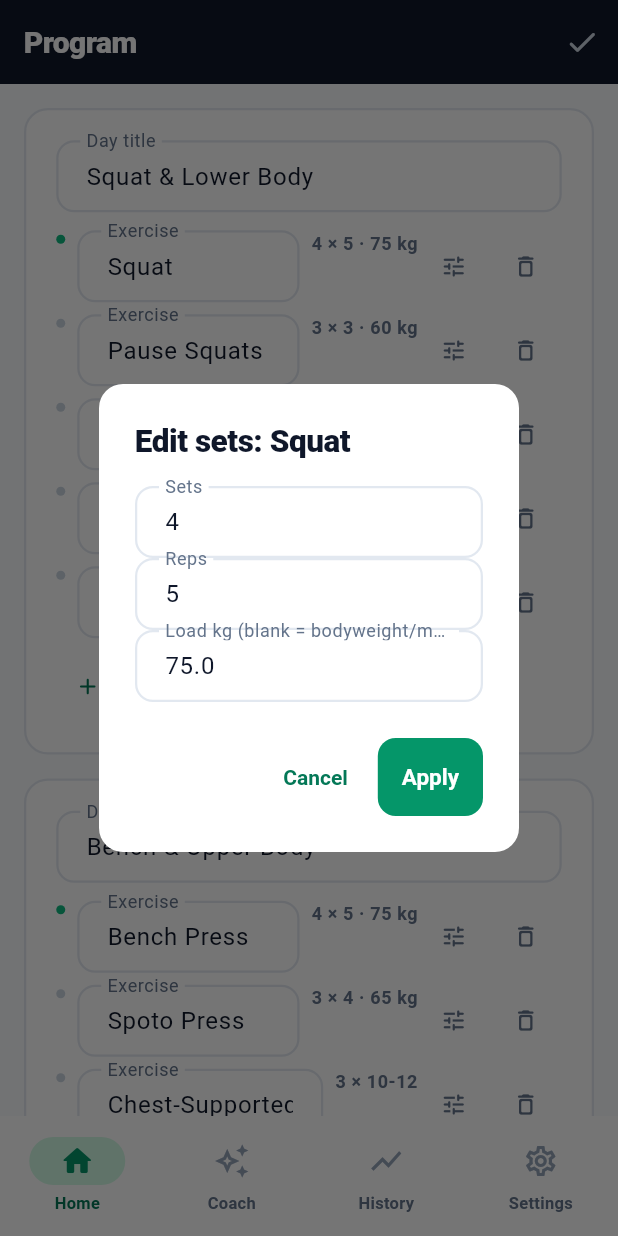
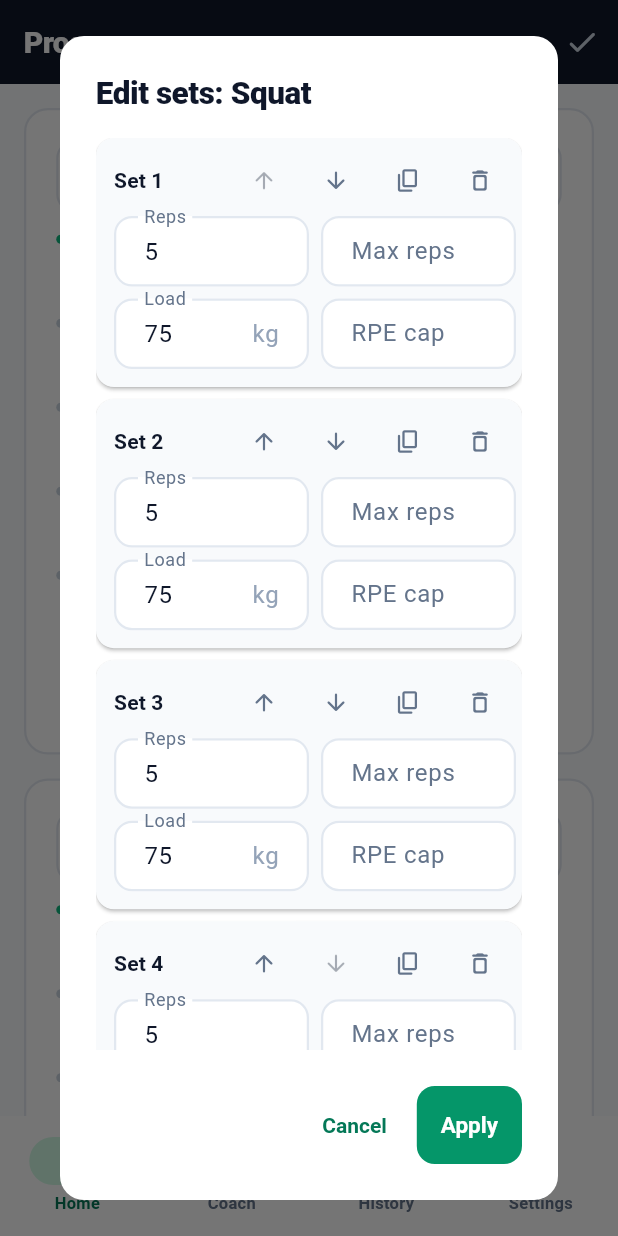
Before and after one commit to mariopp126/strongsense-ai, a Flutter app: the ProgramScreen screen opened by its route, after a tap on the "edit" icon, after a tap on the "tune" icon, on a phone screen of 412 x 824 dp. Run offline on Flutter 3.47's test engine with Material 3 defaults, Android fonts, the phone set to English and light mode, and no system bars; our stand-ins replace fl_chart, flutter_riverpod, go_router, sembast, sembast_web.

Commit message:
feat(program): per-set editor that preserves ranges and back-off loads (#1)

```diff
--- a/apps/strongsense/lib/features/program/program_screen.dart
+++ b/apps/strongsense/lib/features/program/program_screen.dart
@@ -8,6 +8,7 @@ import '../../core/widgets/ss_card.dart';
 import '../../core/widgets/ss_progress.dart';
 import '../../l10n/app_localizations.dart';
 import '../../state/providers.dart';
+import 'set_targets_dialog.dart';
 
 class ProgramScreen extends ConsumerStatefulWidget {
   const ProgramScreen({super.key});
@@ -251,71 +252,14 @@ class _ProgramScreenState extends ConsumerState<ProgramScreen> {
   }
 
   Future<void> _editSets(ProgramDay day, ProgramExercise exercise) async {
-    final controller = TextEditingController(
-      text: exercise.setTargets.length.toString(),
+    final settings = ref.read(settingsControllerProvider);
+    final newTargets = await showSetTargetsDialog(
+      context: context,
+      exerciseName: exercise.name,
+      targets: exercise.setTargets,
+      unit: settings.unit,
     );
-    final repsController = TextEditingController(
-      text: exercise.setTargets.isEmpty
-          ? '10'
-          : exercise.setTargets.first.reps.toString(),
-    );
-    final loadController = TextEditingController(
-      text:
-          exercise.setTargets.isEmpty ||
-              exercise.setTargets.first.loadKg == null
-          ? ''
-          : exercise.setTargets.first.loadKg.toString(),
-    );
-    final result = await showDialog<bool>(
-      context: context,
-      builder: (ctx) => AlertDialog(
-        title: Text('Edit sets: ${exercise.name}'),
-        content: Column(
-          mainAxisSize: MainAxisSize.min,
-          children: <Widget>[
-            TextField(
-              controller: controller,
-              decoration: const InputDecoration(labelText: 'Sets'),
-              keyboardType: TextInputType.number,
-            ),
-            TextField(
-              controller: repsController,
-              decoration: const InputDecoration(labelText: 'Reps'),
-              keyboardType: TextInputType.number,
-            ),
-            TextField(
-              controller: loadController,
-              decoration: const InputDecoration(
-                labelText: 'Load kg (blank = bodyweight/machine)',
-              ),
-              keyboardType: TextInputType.number,
-            ),
-          ],
-        ),
-        actions: <Widget>[
-          TextButton(
-            onPressed: () => Navigator.of(ctx).pop(false),
-            child: const Text('Cancel'),
-          ),
-          FilledButton(
-            onPressed: () => Navigator.of(ctx).pop(true),
-            child: const Text('Apply'),
-          ),
-        ],
-      ),
-    );
-    if (result != true) return;
-    final sets =
-        int.tryParse(controller.text.trim()) ?? exercise.setTargets.length;
-    final reps =
-        int.tryParse(repsController.text.trim()) ??
-        (exercise.setTargets.isEmpty ? 10 : exercise.setTargets.first.reps);
-    final loadText = loadController.text.trim();
-    final load = loadText.isEmpty ? null : double.tryParse(loadText);
-    final newTargets = List<SetTarget>.generate(
-      sets.clamp(1, 20),
-      (_) => SetTarget(reps: reps.clamp(1, 100), loadKg: load),
-    );
+    if (newTargets == null) return;
     final program = ref.read(programControllerProvider);
     final newDays = program.days
         .map((d) {
@@ -343,9 +287,18 @@ class _ProgramScreenState extends ConsumerState<ProgramScreen> {
       return '—';
     }
     final first = exercise.setTargets.first;
+    final uniform = exercise.setTargets.every(
+      (target) =>
+          target.reps == first.reps &&
+          target.repsMax == first.repsMax &&
+          target.loadKg == first.loadKg,
+    );
     final load = first.loadKg == null
         ? ''
         : ' · ${formatWeight(first.loadKg, unit)}';
+    if (!uniform) {
+      return '${exercise.setTargets.length} × …';
+    }
     return '${exercise.setTargets.length} × ${first.repsLabel}$load';
   }
 }
--- /dev/null
+++ b/apps/strongsense/lib/features/program/set_target_draft.dart
@@ -0,0 +1,126 @@
+import 'package:strongsense_core/strongsense_core.dart';
+
+import '../../core/utils/formatters.dart';
+
+/// A single set as typed by the user, before validation and conversion to a
+/// [SetTarget].
+///
+/// Load is entered in the user's display [unit] and stored back in kilograms.
+/// Blank optional fields mean `null`: a blank load is bodyweight/machine, a
+/// blank max reps is a fixed rep count and a blank RPE is "no cap".
+class SetTargetDraft {
+  SetTargetDraft({
+    required this.unit,
+    this.reps = '',
+    this.repsMax = '',
+    this.load = '',
+    this.rpe = '',
+  });
+
+  factory SetTargetDraft.fromTarget(SetTarget target, Unit unit) {
+    return SetTargetDraft(
+      unit: unit,
+      reps: target.reps.toString(),
+      repsMax: target.repsMax?.toString() ?? '',
+      load: target.loadKg == null ? '' : formatWeightValue(target.loadKg, unit),
+      rpe: _formatDecimal(target.rpeCap),
+    );
+  }
+
+  /// New-set defaults when the user adds a set.
+  factory SetTargetDraft.blank(Unit unit) =>
+      SetTargetDraft(unit: unit, reps: '8');
+
+  final Unit unit;
+
+  String reps;
+  String repsMax;
+  String load;
+  String rpe;
+
+  /// Field name to stable error code.
+  ///
+  /// Codes: `required`, `integer`, `decimal`, `range`, `repsMax`, `loadRange`,
+  /// `rpeRange`.
+  Map<String, String> validate() {
+    final errors = <String, String>{};
+
+    final repsValue = int.tryParse(reps.trim());
+    if (reps.trim().isEmpty) {
+      errors['reps'] = 'required';
+    } else if (repsValue == null) {
+      errors['reps'] = 'integer';
+    } else if (repsValue < 1 || repsValue > 100) {
+      errors['reps'] = 'range';
+    }
+
+    final repsMaxText = repsMax.trim();
+    if (repsMaxText.isNotEmpty) {
+      final repsMaxValue = int.tryParse(repsMaxText);
+      if (repsMaxValue == null) {
+        errors['repsMax'] = 'integer';
+      } else if (repsMaxValue > 100) {
+        errors['repsMax'] = 'range';
+      } else if (repsValue != null && repsMaxValue < repsValue) {
+        errors['repsMax'] = 'repsMax';
+      }
+    }
+
+    final loadText = load.trim();
+    if (loadText.isNotEmpty) {
+      final loadValue = _parseDecimal(loadText);
+      final loadKg = loadValue == null
+          ? null
+          : toCanonicalWeight(loadValue, unit);
+      if (loadValue == null) {
+        errors['load'] = 'decimal';
+      } else if (loadKg! < 0 || loadKg > 1000) {
+        errors['load'] = 'loadRange';
+      }
+    }
+
+    final rpeText = rpe.trim();
+    if (rpeText.isNotEmpty) {
+      final rpeValue = _parseDecimal(rpeText);
+      if (rpeValue == null) {
+        errors['rpe'] = 'decimal';
+      } else if (rpeValue < 1 || rpeValue > 10) {
+        errors['rpe'] = 'rpeRange';
+      }
+    }
+
+    return errors;
+  }
+
+  bool get isValid => validate().isEmpty;
+
+  /// Converts a validated draft into a [SetTarget] stored in kilograms.
+  SetTarget toTarget() {
+    final errors = validate();
+    if (errors.isNotEmpty) {
+      throw ArgumentError('Invalid set draft: $errors');
+    }
+    final loadText = load.trim();
+    final rpeText = rpe.trim();
+    return SetTarget(
+      reps: int.parse(reps.trim()),
+      repsMax: repsMax.trim().isEmpty ? null : int.parse(repsMax.trim()),
+      loadKg: loadText.isEmpty
+          ? null
+          : toCanonicalWeight(_parseDecimal(loadText)!, unit),
+      rpeCap: rpeText.isEmpty ? null : _parseDecimal(rpeText),
+    );
+  }
+
+  static String _formatDecimal(double? value) {
+    if (value == null) {
+      return '';
+    }
+    return value == value.roundToDouble()
+        ? value.toStringAsFixed(0)
+        : value.toStringAsFixed(1);
+  }
+
+  static double? _parseDecimal(String text) =>
+      double.tryParse(text.replaceAll(',', '.'));
+}
--- /dev/null
+++ b/apps/strongsense/lib/features/program/set_targets_dialog.dart
@@ -0,0 +1,388 @@
+import 'package:flutter/material.dart';
+import 'package:flutter/services.dart';
+import 'package:strongsense_core/strongsense_core.dart';
+
+import '../../l10n/app_localizations.dart';
+import 'set_target_draft.dart';
+
+/// Opens the per-set editor and returns the new set list, or `null` when the
+/// user cancels.
+Future<List<SetTarget>?> showSetTargetsDialog({
+  required BuildContext context,
+  required String exerciseName,
+  required List<SetTarget> targets,
+  required Unit unit,
+}) {
+  return showDialog<List<SetTarget>>(
+    context: context,
+    builder: (_) => SetTargetsDialog(
+      exerciseName: exerciseName,
+      targets: targets,
+      unit: unit,
+    ),
+  );
+}
+
+class SetTargetsDialog extends StatefulWidget {
+  const SetTargetsDialog({
+    super.key,
+    required this.exerciseName,
+    required this.targets,
+    required this.unit,
+  });
+
+  final String exerciseName;
+  final List<SetTarget> targets;
+  final Unit unit;
+
+  @override
+  State<SetTargetsDialog> createState() => _SetTargetsDialogState();
+}
+
+class _SetTargetsDialogState extends State<SetTargetsDialog> {
+  final List<_SetEntry> _entries = <_SetEntry>[];
+  final Map<int, Map<String, String>> _errors = <int, Map<String, String>>{};
+  int _nextId = 0;
+
+  @override
+  void initState() {
+    super.initState();
+    final source = widget.targets.isEmpty
+        ? const <SetTarget>[SetTarget(reps: 8)]
+        : widget.targets;
+    for (final target in source) {
+      _entries.add(_SetEntry.fromTarget(_nextId++, target, widget.unit));
+    }
+  }
+
+  @override
+  void dispose() {
+    for (final entry in _entries) {
+      entry.dispose();
+    }
+    super.dispose();
+  }
+
+  void _addSet() {
+    setState(() {
+      final last = _entries.isEmpty ? null : _entries.last;
+      _entries.add(
+        _SetEntry(
+          _nextId++,
+          widget.unit,
+          reps: last?._reps.text ?? '8',
+          repsMax: last?._repsMax.text ?? '',
+          load: last?._load.text ?? '',
+          rpe: last?._rpe.text ?? '',
+        ),
+      );
+    });
+  }
+
+  void _duplicate(int index) {
+    setState(() {
+      final source = _entries[index];
+      _entries.insert(
+        index + 1,
+        _SetEntry(
+          _nextId++,
+          widget.unit,
+          reps: source._reps.text,
+          repsMax: source._repsMax.text,
+          load: source._load.text,
+          rpe: source._rpe.text,
+        ),
+      );
+    });
+  }
+
+  void _remove(int index) {
+    if (_entries.length <= 1) {
+      return;
+    }
+    setState(() {
+      final removed = _entries.removeAt(index);
+      _errors.remove(removed.id);
+      removed.dispose();
+    });
+  }
+
+  void _move(int index, int delta) {
+    final target = index + delta;
+    if (target < 0 || target >= _entries.length) {
+      return;
+    }
+    setState(() {
+      final entry = _entries.removeAt(index);
+      _entries.insert(target, entry);
+    });
+  }
+
+  void _apply() {
+    final errors = <int, Map<String, String>>{};
+    final result = <SetTarget>[];
+    for (final entry in _entries) {
+      final draftErrors = entry.draft.validate();
+      if (draftErrors.isEmpty) {
+        result.add(entry.draft.toTarget());
+      } else {
+        errors[entry.id] = draftErrors;
+      }
+    }
+    if (errors.isNotEmpty) {
+      setState(() {
+        _errors
+          ..clear()
+          ..addAll(errors);
+      });
+      return;
+    }
+    Navigator.of(context).pop(result);
+  }
+
+  @override
+  Widget build(BuildContext context) {
+    final l10n = AppLocalizations.of(context);
+    final theme = Theme.of(context);
+    return AlertDialog(
+      title: Text(l10n.programEditSetsTitle(widget.exerciseName)),
+      content: SizedBox(
+        width: 520,
+        child: SingleChildScrollView(
+          child: Column(
+            mainAxisSize: MainAxisSize.min,
+            crossAxisAlignment: CrossAxisAlignment.stretch,
+            children: <Widget>[
+              for (var index = 0; index < _entries.length; index++)
+                _buildSetCard(context, l10n, theme, index),
+              Align(
+                alignment: Alignment.centerLeft,
+                child: TextButton.icon(
+                  onPressed: _addSet,
+                  icon: const Icon(Icons.add_rounded),
+                  label: Text(l10n.programAddSet),
+                ),
+              ),
+            ],
+          ),
+        ),
+      ),
+      actions: <Widget>[
+        TextButton(
+          onPressed: () => Navigator.of(context).pop(),
+          child: Text(l10n.cancel),
+        ),
+        FilledButton(onPressed: _apply, child: Text(l10n.programApply)),
+      ],
+    );
+  }
+
+  Widget _buildSetCard(
+    BuildContext context,
+    AppLocalizations l10n,
+    ThemeData theme,
+    int index,
+  ) {
+    final entry = _entries[index];
+    final errors = _errors[entry.id] ?? const <String, String>{};
+    return Card(
+      margin: const EdgeInsets.only(bottom: 8),
+      child: Padding(
+        padding: const EdgeInsets.fromLTRB(12, 4, 4, 12),
+        child: Column(
+          crossAxisAlignment: CrossAxisAlignment.stretch,
+          children: <Widget>[
+            Row(
+              children: <Widget>[
+                Text(
+                  '${l10n.programSet} ${index + 1}',
+                  style: theme.textTheme.titleSmall,
+                ),
+                const Spacer(),
+                IconButton(
+                  tooltip: l10n.programMoveUp,
+                  icon: const Icon(Icons.arrow_upward_rounded, size: 18),
+                  onPressed: index == 0 ? null : () => _move(index, -1),
+                ),
+                IconButton(
+                  tooltip: l10n.programMoveDown,
+                  icon: const Icon(Icons.arrow_downward_rounded, size: 18),
+                  onPressed: index == _entries.length - 1
+                      ? null
+                      : () => _move(index, 1),
+                ),
+                IconButton(
+                  tooltip: l10n.programDuplicateSet,
+                  icon: const Icon(Icons.copy_rounded, size: 18),
+                  onPressed: () => _duplicate(index),
+                ),
+                IconButton(
+                  tooltip: l10n.programRemoveSet,
+                  icon: const Icon(Icons.delete_outline_rounded, size: 18),
+                  onPressed: _entries.length <= 1 ? null : () => _remove(index),
+                ),
+              ],
+            ),
+            Row(
+              crossAxisAlignment: CrossAxisAlignment.start,
+              children: <Widget>[
+                Expanded(
+                  child: _numberField(
+                    controller: entry._reps,
+                    label: l10n.programReps,
+                    error: _errorText(l10n, errors['reps']),
+                    integer: true,
+                    fieldKey: ValueKey<String>('set-${entry.id}-reps'),
+                    onChanged: () => _clearError(entry.id),
+                  ),
+                ),
+                const SizedBox(width: 8),
+                Expanded(
+                  child: _numberField(
+                    controller: entry._repsMax,
+                    label: l10n.programRepsMax,
+                    error: _errorText(l10n, errors['repsMax']),
+                    integer: true,
+                    fieldKey: ValueKey<String>('set-${entry.id}-repsMax'),
+                    onChanged: () => _clearError(entry.id),
+                  ),
+                ),
+              ],
+            ),
+            const SizedBox(height: 8),
+            Row(
+              crossAxisAlignment: CrossAxisAlignment.start,
+              children: <Widget>[
+                Expanded(
+                  child: _numberField(
+                    controller: entry._load,
+                    label: l10n.programLoad,
+                    error: _errorText(l10n, errors['load']),
+                    suffix: widget.unit.wire,
+                    fieldKey: ValueKey<String>('set-${entry.id}-load'),
+                    onChanged: () => _clearError(entry.id),
+                  ),
+                ),
+                const SizedBox(width: 8),
+                Expanded(
+                  child: _numberField(
+                    controller: entry._rpe,
+                    label: l10n.programRpe,
+                    error: _errorText(l10n, errors['rpe']),
+                    fieldKey: ValueKey<String>('set-${entry.id}-rpe'),
+                    onChanged: () => _clearError(entry.id),
+                  ),
+                ),
+              ],
+            ),
+          ],
+        ),
+      ),
+    );
+  }
+
+  void _clearError(int entryId) {
+    if (_errors.containsKey(entryId)) {
+      setState(() => _errors.remove(entryId));
+    }
+  }
+
+  Widget _numberField({
+    required TextEditingController controller,
+    required String label,
+    required String? error,
+    required VoidCallback onChanged,
+    Key? fieldKey,
+    bool integer = false,
+    String? suffix,
+  }) {
+    return TextField(
+      key: fieldKey,
+      controller: controller,
+      keyboardType: TextInputType.numberWithOptions(decimal: !integer),
+      inputFormatters: <TextInputFormatter>[
+        FilteringTextInputFormatter.allow(
+          integer ? RegExp(r'[0-9]') : RegExp(r'[0-9.,]'),
+        ),
+      ],
+      decoration: InputDecoration(
+        labelText: label,
+        suffixText: suffix,
+        errorText: error,
+        isDense: true,
+      ),
+      onChanged: (_) => onChanged(),
+    );
+  }
+
+  String? _errorText(AppLocalizations l10n, String? code) {
+    switch (code) {
+      case null:
+        return null;
+      case 'required':
+        return l10n.programValidationRequired;
+      case 'integer':
+        return l10n.programValidationInteger;
+      case 'decimal':
+        return l10n.programValidationDecimal;
+      case 'range':
+        return l10n.programValidationRange;
+      case 'repsMax':
+        return l10n.programValidationRepsMax;
+      case 'loadRange':
+        return l10n.programValidationLoadRange;
+      case 'rpeRange':
+        return l10n.programValidationRpeRange;
+      default:
+        return l10n.errorGeneric;
+    }
+  }
+}
+
+class _SetEntry {
+  _SetEntry(
+    this.id,
+    this.unit, {
+    required String reps,
+    required String repsMax,
+    required String load,
+    required String rpe,
+  }) : _reps = TextEditingController(text: reps),
+       _repsMax = TextEditingController(text: repsMax),
+       _load = TextEditingController(text: load),
+       _rpe = TextEditingController(text: rpe);
+
+  factory _SetEntry.fromTarget(int id, SetTarget target, Unit unit) {
+    final draft = SetTargetDraft.fromTarget(target, unit);
+    return _SetEntry(
+      id,
+      unit,
+      reps: draft.reps,
+      repsMax: draft.repsMax,
+      load: draft.load,
+      rpe: draft.rpe,
+    );
+  }
+
+  final int id;
+  final Unit unit;
+  final TextEditingController _reps;
+  final TextEditingController _repsMax;
+  final TextEditingController _load;
+  final TextEditingController _rpe;
+
+  SetTargetDraft get draft => SetTargetDraft(
+    unit: unit,
+    reps: _reps.text,
+    repsMax: _repsMax.text,
+    load: _load.text,
+    rpe: _rpe.text,
+  );
+
+  void dispose() {
+    _reps.dispose();
+    _repsMax.dispose();
+    _load.dispose();
+    _rpe.dispose();
+  }
+}
--- a/apps/strongsense/lib/l10n/app_localizations.dart
+++ b/apps/strongsense/lib/l10n/app_localizations.dart
@@ -325,8 +325,76 @@ class AppLocalizations {
   String get programVariation => _es ? 'Variación' : 'Variation';
   String get programAccessory => _es ? 'Accesorio' : 'Accessory';
   String get programReadOnly => _es
-      ? 'El editor de programas llegará en la próxima versión.'
-      : 'The program editor is coming in the next version.';
+      ? 'Toca el lápiz para editar tu programa.'
+      : 'Tap the pencil to edit your program.';
+  String get programEditProgram => _es ? 'Editar programa' : 'Edit program';
+  String get programProgramName => _es ? 'Nombre del programa' : 'Program name';
+  String get programDayTitle => _es ? 'Título del día' : 'Day title';
+  String get programExerciseName => _es ? 'Ejercicio' : 'Exercise';
+  String get programRole => _es ? 'Rol' : 'Role';
+  String get programAddDay => _es ? 'Añadir día' : 'Add day';
+  String get programRemoveDay => _es ? 'Eliminar día' : 'Remove day';
+  String get programAddExercise => _es ? 'Añadir ejercicio' : 'Add exercise';
+  String get programRemoveExercise =>
+      _es ? 'Eliminar ejercicio' : 'Remove exercise';
+  String get programDuplicate => _es ? 'Duplicar' : 'Duplicate';
+  String get programMoveUp => _es ? 'Subir' : 'Move up';
+  String get programMoveDown => _es ? 'Bajar' : 'Move down';
+  String get programEditSets => _es ? 'Editar series' : 'Edit sets';
+  String programEditSetsTitle(String exercise) =>
+      _es ? 'Editar series: $exercise' : 'Edit sets: $exercise';
+  String get programNewDay => _es ? 'Día nuevo' : 'New day';
+  String get programNewExercise => _es ? 'Ejercicio nuevo' : 'New exercise';
+  String get programRestoreDefault =>
+      _es ? 'Restaurar programa por defecto' : 'Restore default program';
+  String get programRestoreDefaultConfirm => _es
+      ? 'Esto reemplazará tu programa actual con el programa de 3 días. ¿Continuar?'
+      : 'This will replace your current program with the seeded 3-day program. Continue?';
+  String get programRestore => _es ? 'Restaurar' : 'Restore';
+  String get programSave => _es ? 'Guardar programa' : 'Save program';
+  String get programSaved => _es ? 'Programa guardado' : 'Program saved';
+  String get programSaveFailed =>
+      _es ? 'No se pudo guardar el programa.' : 'Could not save the program.';
+  String get programDiscard => _es ? 'Descartar' : 'Discard';
+  String get programStay => _es ? 'Seguir editando' : 'Keep editing';
+  String get programUnsavedTitle =>
+      _es ? 'Cambios sin guardar' : 'Unsaved changes';
+  String get programUnsavedBody => _es
+      ? '¿Descartar los cambios de este programa?'
+      : 'Discard your edits to this program?';
+  String get programDeleteDayTitle => _es ? 'Eliminar día' : 'Delete day';
+  String programDeleteDayConfirm(String title) => _es
+      ? '¿Eliminar "$title" y todos sus ejercicios?'
+      : 'Delete "$title" and all its exercises?';
+  String get programDeleteExerciseTitle =>
+      _es ? 'Eliminar ejercicio' : 'Delete exercise';
+  String programDeleteExerciseConfirm(String name) =>
+      _es ? '¿Eliminar "$name"?' : 'Delete "$name"?';
+  String get programNoMainLift => _es
+      ? 'Este día no tiene un ejercicio principal.'
+      : 'This day has no main lift.';
+  String get programNoSets => _es ? 'Sin series' : 'No sets';
+  String get programSet => _es ? 'Serie' : 'Set';
+  String get programReps => _es ? 'Reps' : 'Reps';
+  String get programRepsMax => _es ? 'Reps máx.' : 'Max reps';
+  String get programLoad => _es ? 'Carga' : 'Load';
+  String get programRpe => _es ? 'RPE máx.' : 'RPE cap';
+  String get programAddSet => _es ? 'Añadir serie' : 'Add set';
+  String get programRemoveSet => _es ? 'Eliminar serie' : 'Remove set';
+  String get programDuplicateSet => _es ? 'Duplicar serie' : 'Duplicate set';
+  String get programApply => _es ? 'Aplicar' : 'Apply';
+  String get programValidationRequired => _es ? 'Obligatorio' : 'Required';
+  String get programValidationInteger => _es ? 'Número entero' : 'Whole number';
+  String get programValidationDecimal =>
+      _es ? 'Número inválido' : 'Invalid number';
+  String get programValidationRange =>
+      _es ? 'Entre 1 y 100' : 'Between 1 and 100';
+  String get programValidationRepsMax =>
+      _es ? 'Debe ser ≥ reps' : 'Must be ≥ reps';
+  String get programValidationLoadRange =>
+      _es ? 'Carga fuera de rango' : 'Load out of range';
+  String get programValidationRpeRange =>
+      _es ? 'RPE entre 1 y 10' : 'RPE between 1 and 10';
   String get setsLabel => _es ? 'series' : 'sets';
   String signedSets(int delta) {
     final single = delta.abs() == 1;
```
Also changed, not shown: 2 other files.
